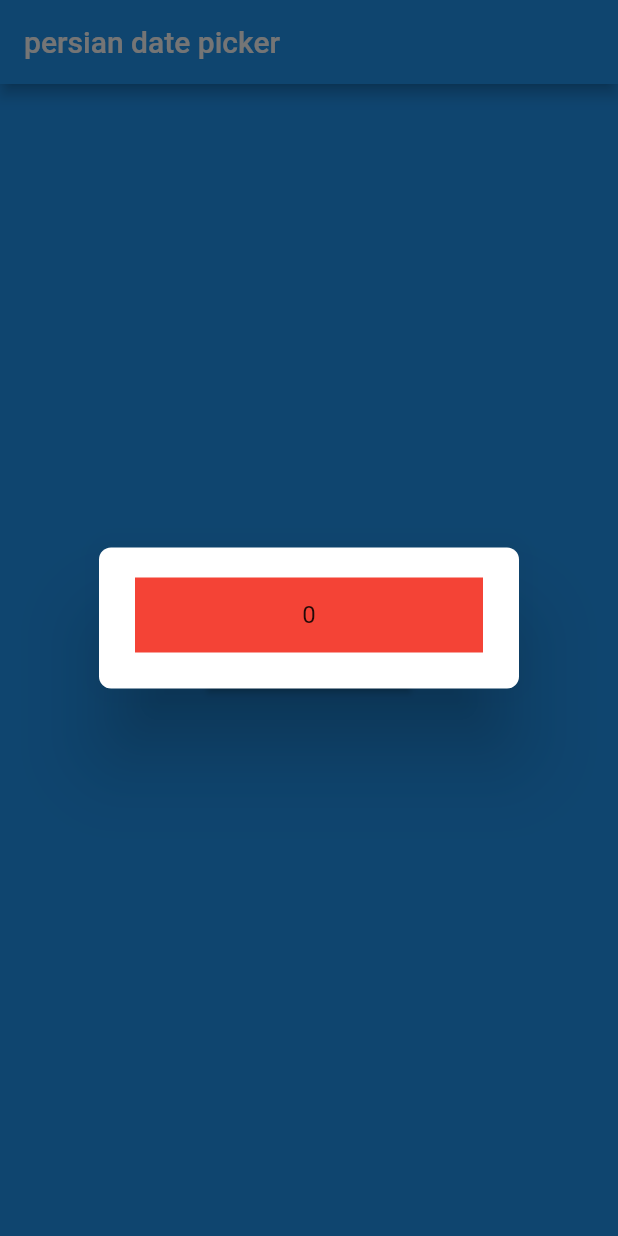
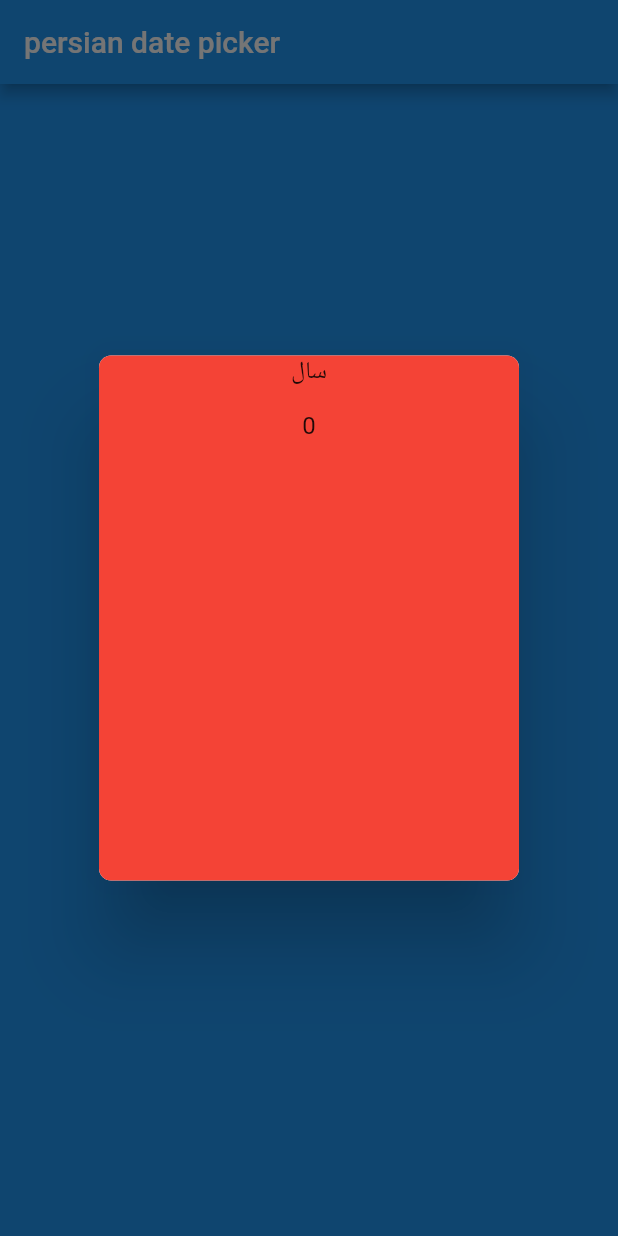
Before and after one commit to Abiri99/PersianDatePicker, a Flutter app: the screen it shows after launch, after a tap on "open date picker", on a phone screen of 412 x 824 dp. Run offline on Flutter 3.47's test engine with Material 2 defaults, Android fonts, the phone set to English and light mode, and no system bars.

Commit message:
dialog content padding removed

```diff
--- a/lib/home.dart
+++ b/lib/home.dart
@@ -5,13 +5,15 @@ class Home extends StatelessWidget {
 
   dialogContent(BuildContext context) {
     return Container(
-        height: 50,
+        height: 350,
         decoration: BoxDecoration(
           color: Colors.red,
+          borderRadius: BorderRadius.circular(8)
         ),
         child: Column(
           mainAxisSize: MainAxisSize.min,
           children: <Widget>[
+            Text("سال"),
             Container(
               height: 50,
               child: PageView.builder(
@@ -36,6 +38,7 @@ class Home extends StatelessWidget {
       ),
       title: null,
       content: dialogContent(context),
+      contentPadding: EdgeInsets.all(0),
     );
 
     showDialog(
```
